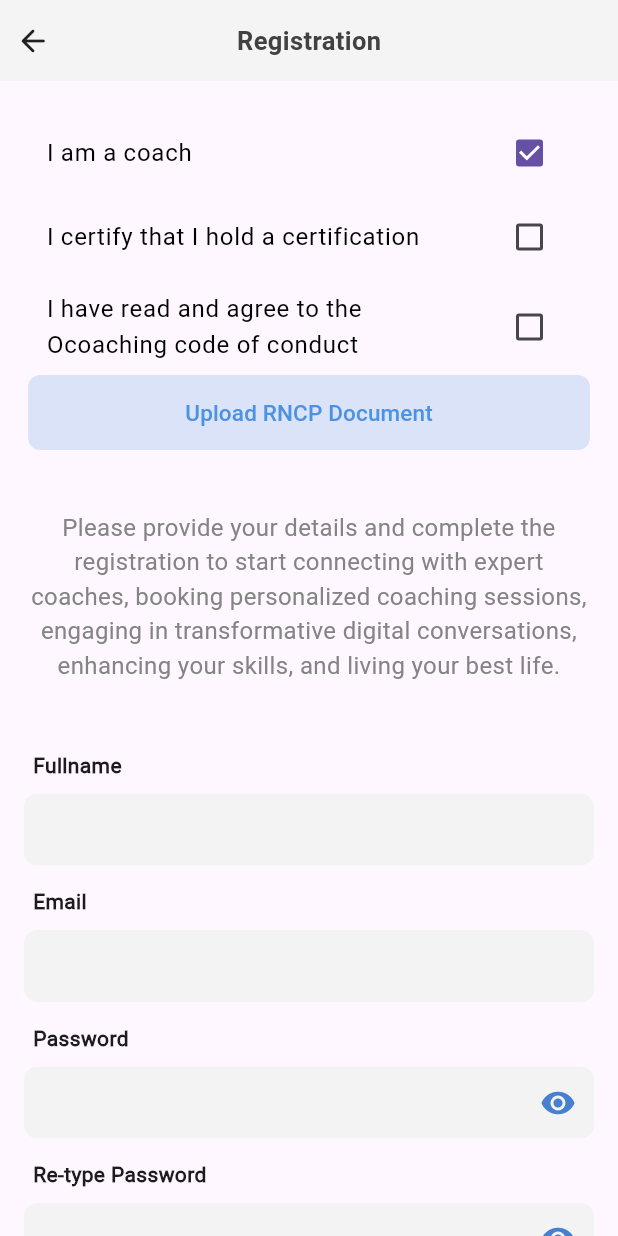
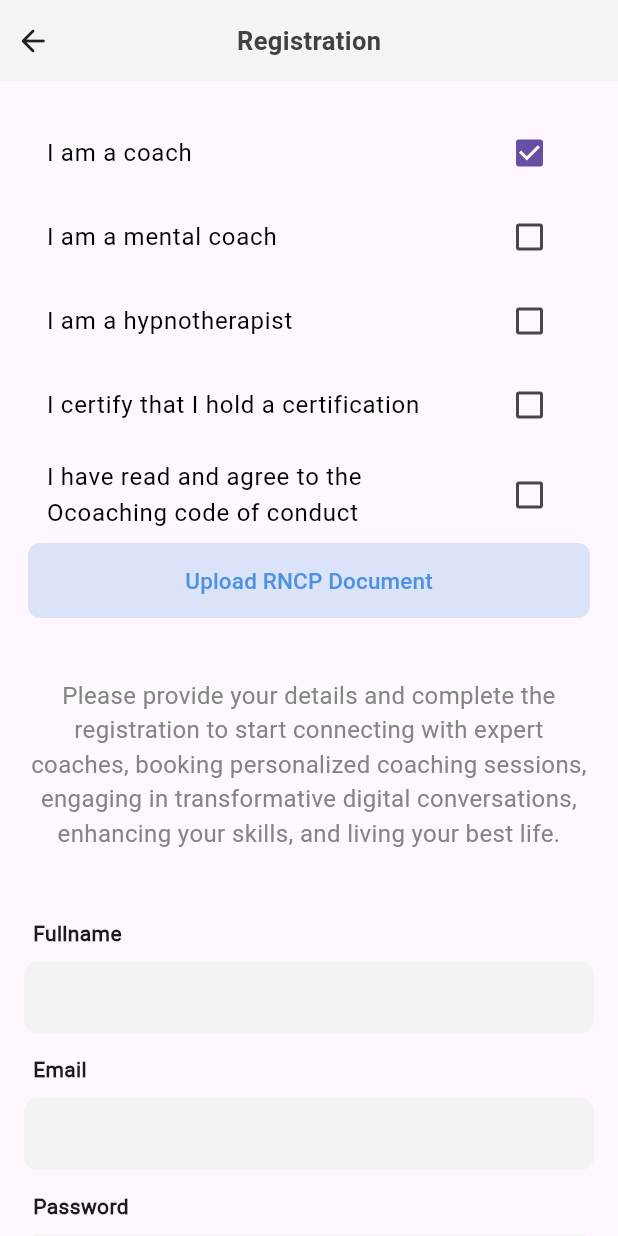
Before and after one commit to onlyMaguette/Ocoaching, a Flutter app: the RegistrationScreen screen opened directly, after a tap on "I am a coach", on a phone screen of 412 x 824 dp. Run offline on Flutter 3.47's test engine with Material 3 defaults, Android fonts, the phone set to English and light mode, and no system bars; our stand-ins replace cached_network_image, cloud_firestore, dotted_border, file_picker, firebase_auth, firebase_core and 15 more; missing offline and left inert: agora_rtc_engine, flutter_app_badger, flutter_paypal, flutter_paystack, flutter_stripe, flutterwave_standard and 4 more; accounts and stored records are empty; generated files the repository leaves out were written again; network calls fail.

Commit message:
retour application

```diff
--- a/lib/l10n/intl_en.arb
+++ b/lib/l10n/intl_en.arb
@@ -305,4 +305,7 @@
   "mobileNumber": "Mobile number",
   "leftTheMeeting": "Left the meeting",
   "muteTheAudio": "Mute the Audio"
+  "iAmAMentalCoach": "I am a mental coach"
+  "iAmAHypnotherapist": "I am a hypnotherapist"
+  "iAmACoach": "I am a coach"
 }
--- a/lib/screen/registration_screen/registration_screen.dart
+++ b/lib/screen/registration_screen/registration_screen.dart
@@ -13,11 +13,13 @@ import 'package:patient_flutter/utils/const_res.dart';
 import 'package:patient_flutter/utils/my_text_style.dart';
 
 class RegistrationScreen extends StatelessWidget {
-  const RegistrationScreen({Key? key});
+  const RegistrationScreen({Key? key}) : super(key: key);
 
   @override
   Widget build(BuildContext context) {
-    final controller = RegistrationScreenController();
+    final controller =
+        Get.put(RegistrationScreenController()); // Use Get.put instead of new
+
     return Scaffold(
       body: Column(
         crossAxisAlignment: CrossAxisAlignment.start,
@@ -28,99 +30,99 @@ class RegistrationScreen extends StatelessWidget {
               child: SingleChildScrollView(
                 child: Container(
                   margin: const EdgeInsets.symmetric(horizontal: 15),
-                  child: GetBuilder(
-                      init: controller,
+                  child: GetBuilder<RegistrationScreenController>(
                       builder: (controller) {
                     return Column(
                       crossAxisAlignment: CrossAxisAlignment.start,
                       children: [
-                            const SizedBox(
-                              height: 20,
-                            ),
-                            // Ajouter le champ pour attester la certification RNCP
+                        const SizedBox(height: 20),
+
+                        // Coach Category
                         CheckboxListTile(
                           title: Text(
-                                S.of(context).iAmACoach, // Texte pour l'option
+                            S.of(context).iAmACoach, // Text for the option
                             style: MyTextStyle.montserratRegular(
-                                  color: ColorRes.black,
-                                ),
+                                color: ColorRes.black),
                           ),
                           value: controller.isCoach.value,
                           onChanged: (newValue) {
                             controller.toggleCoach(newValue ?? false);
-                                // Mettre à jour la visibilité des autres options en fonction de la valeur de la case à cocher "I'm a coach"
                             if (newValue != null) {
                               controller.showCertifyAndAgreeOptions();
-                                  // Mettre à jour le statut de coach de l'utilisateur dans Firestore
                               updateUserIsCoach(newValue);
                             } else {
                               controller.hideCertifyAndAgreeOptions();
                             }
                           },
                         ),
+
+                        // Mental Coach Category
+                        CheckboxListTile(
+                          title: Text(
+                            S.of(context).iAmAMentalCoach,
+                            style: MyTextStyle.montserratRegular(
+                                color: ColorRes.black),
+                          ),
+                          value: controller.isMentalCoach.value ?? false,
+                          onChanged: (newValue) {
+                            controller.toggleMentalCoach(newValue ?? false);
+                            if (newValue != null) {
+                              controller.showCertifyAndAgreeOptions();
+                            } else {
+                              controller.hideCertifyAndAgreeOptions();
+                            }
+                          },
+                        ),
+
+                        // Hypnotherapist Category
+                        CheckboxListTile(
+                          title: Text(
+                            S.of(context).iAmAHypnotherapist,
+                            style: MyTextStyle.montserratRegular(
+                                color: ColorRes.black),
+                          ),
+                          value: controller.isHypnotherapist.value ?? false,
+                          onChanged: (newValue) {
+                            controller.toggleHypnotherapist(newValue ?? false);
+                            if (newValue != null) {
+                              controller.showCertifyAndAgreeOptions();
+                            } else {
+                              controller.hideCertifyAndAgreeOptions();
+                            }
+                          },
+                        ),
+
+                        // Conditional options for Coach
                         Visibility(
                           visible: controller.isCoach.value,
-                              child: CheckboxListTile(
-                                title: Text(
-                                  S.of(context).iCertifyThatIHoldACertification,
-                                  style: MyTextStyle.montserratRegular(
-                                    color: ColorRes.black,
-                                  ),
-                                ),
-                                value: controller.isCertified ?? false,
-                                onChanged: (newValue) {
-                                  controller
-                                      .toggleCertification(newValue ?? false);
-                                },
-                              ),
-                            ),
-                            Visibility(
-                              visible: controller.isCoach.value,
-                              child: CheckboxListTile(
-                                title: Text(
-                                  S
-                                      .of(context)
-                                      .iHaveReadAndAgreeToTheOcoachingCode,
-                                  style: MyTextStyle.montserratRegular(
-                                    color: ColorRes.black,
-                                  ),
-                                ),
-                                value: controller.isCodeApproved ?? false,
-                                onChanged: (newValue) {
-                                  controller
-                                      .toggleCodeApproval(newValue ?? false);
-                                },
-                              ),
+                          child:
+                              _buildCertifyAndAgreeOptions(context, controller),
                         ),
 
-                            // Ajouter le champ pour télécharger et scanner le diplôme RNCP
+                        // Conditional options for Mental Coach
                         Visibility(
-                              visible: controller.isCoach.value,
-                              child: TextButtonCustom(
-                                onPressed: () {
-                                  // Ajouter la logique pour télécharger et scanner le diplôme RNCP
-                                  controller.uploadRNCPDocument();
-                                },
-                                title: S.of(context).uploadRNCPDocument,
-                                titleColor: ColorRes.darkSkyBlue,
-                                backgroundColor:
-                                    ColorRes.darkSkyBlue.withOpacity(0.2),
-                              ),
+                          visible: controller.isMentalCoach.value,
+                          child:
+                              _buildCertifyAndAgreeOptions(context, controller),
                         ),
 
-                            const SizedBox(
-                              height: 40,
+                        // Conditional options for Hypnotherapist
+                        Visibility(
+                          visible: controller.isHypnotherapist.value,
+                          child:
+                              _buildCertifyAndAgreeOptions(context, controller),
                         ),
+
+                        const SizedBox(height: 40),
+
                         Text(
                           S.of(context).please,
                           style: MyTextStyle.montserratRegular(
                               color: ColorRes.battleshipGrey),
                           textAlign: TextAlign.center,
                         ),
+                        const SizedBox(height: 40),
 
-                            const SizedBox(
-                              height: 40,
-                            ),
                         TextWithTextField(
                           title: S.of(context).fullname,
                           controller: controller.fullNameController,
@@ -142,7 +144,8 @@ class RegistrationScreen extends StatelessWidget {
                               controller.onChangePassword,
                           isSuffixVisible: true,
                           obSecure: controller.isPasswordVisible,
-                                passwordVisible: controller.isPasswordVisible),
+                          passwordVisible: controller.isPasswordVisible,
+                        ),
                         TextWithTextField(
                           title: S.of(context).retypePassword,
                           controller: controller.reTypePasswordController,
@@ -152,24 +155,19 @@ class RegistrationScreen extends StatelessWidget {
                               controller.onChangedReTypePassword,
                           isSuffixVisible: true,
                           obSecure: controller.isReTypePasswordVisible,
-                              passwordVisible:
-                                  controller.isReTypePasswordVisible,
+                          passwordVisible: controller.isReTypePasswordVisible,
                         ),
-                            const SizedBox(
-                              height: 40,
-                            ),
+                        const SizedBox(height: 40),
+
                         TextButtonCustom(
                           onPressed: controller.onRegisterClick,
                           title: S.of(context).register,
                           titleColor: ColorRes.white,
-                                backgroundColor: ColorRes.crystalBlue),
-                            const SizedBox(
-                              height: 20,
+                          backgroundColor: ColorRes.crystalBlue,
                         ),
+                        const SizedBox(height: 20),
                         const PolicyText(),
-                            SizedBox(
-                              height: AppBar().preferredSize.height / 3,
-                            )
+                        SizedBox(height: AppBar().preferredSize.height / 3),
                       ],
                     );
                   }),
@@ -181,9 +179,46 @@ class RegistrationScreen extends StatelessWidget {
       ),
     );
   }
+
+  Widget _buildCertifyAndAgreeOptions(
+      BuildContext context, RegistrationScreenController controller) {
+    return Column(
+      crossAxisAlignment: CrossAxisAlignment.start,
+      children: [
+        CheckboxListTile(
+          title: Text(
+            S.of(context).iCertifyThatIHoldACertification,
+            style: MyTextStyle.montserratRegular(color: ColorRes.black),
+          ),
+          value: controller.isCertified ?? false,
+          onChanged: (newValue) {
+            controller.toggleCertification(newValue ?? false);
+          },
+        ),
+        CheckboxListTile(
+          title: Text(
+            S.of(context).iHaveReadAndAgreeToTheOcoachingCode,
+            style: MyTextStyle.montserratRegular(color: ColorRes.black),
+          ),
+          value: controller.isCodeApproved ?? false,
+          onChanged: (newValue) {
+            controller.toggleCodeApproval(newValue ?? false);
+          },
+        ),
+        TextButtonCustom(
+          onPressed: () {
+            controller.uploadRNCPDocument();
+          },
+          title: S.of(context).uploadRNCPDocument,
+          titleColor: ColorRes.darkSkyBlue,
+          backgroundColor: ColorRes.darkSkyBlue.withOpacity(0.2),
+        ),
+      ],
+    );
+  }
 }
 
-void updateUserIsCoach(bool isCoach) async {
+void updateUserStatus(String field, bool value) async {
   try {
     // Récupérer l'utilisateur actuellement authentifié
     User? user = FirebaseAuth.instance.currentUser;
@@ -197,21 +232,34 @@ void updateUserIsCoach(bool isCoach) async {
       var docSnapshot = await userDoc.get();
 
       if (docSnapshot.exists) {
-        // Le document existe, mettre à jour le champ "isCoach"
-        await userDoc.update({'isCoach': isCoach});
+        // Le document existe, mettre à jour le champ spécifié
+        await userDoc.update({field: value});
       } else {
         // Le document n'existe pas, le créer avec l'ID utilisateur et les données initiales
-        await userDoc.set({'isCoach': isCoach});
+        await userDoc.set({field: value});
       }
 
-      print('User coach status updated successfully!');
+      print('User status updated successfully!');
     } else {
       print('No user authenticated');
     }
   } catch (e) {
-    print('Error updating user coach status: $e');
+    print('Error updating user status: $e');
     // Gérer l'erreur
   }
+}
+
+// Utilisation des fonctions
+void updateUserIsCoach(bool isCoach) {
+  updateUserStatus('isCoach', isCoach);
+}
+
+void updateUserIsMentalCoach(bool isMentalCoach) {
+  updateUserStatus('isMentalCoach', isMentalCoach);
+}
+
+void updateUserIsHypnotherapist(bool isHypnotherapist) {
+  updateUserStatus('isHypnotherapist', isHypnotherapist);
 }
 
 class TextWithTextField extends StatelessWidget {
```
Also changed, not shown: lib/l10n/intl_fr.arb (+6 -3 lines), lib/screen/registration_screen/registration_screen_controller.dart (+31 -0 lines), lib/generated/intl/messages_en.dart, lib/generated/intl/messages_fr.dart, lib/generated/l10n.dart, 2 other files. Lines whose indentation alone changed are shown as unchanged.
